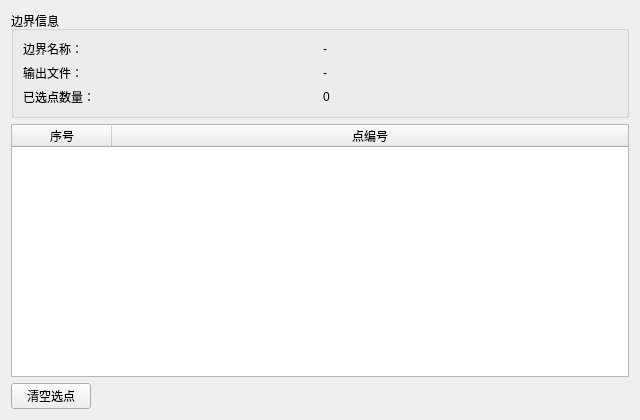
asd977/base_cae, file plugins/Base_Slover/SeepageBoundaryPage.ui: the form before one commit.
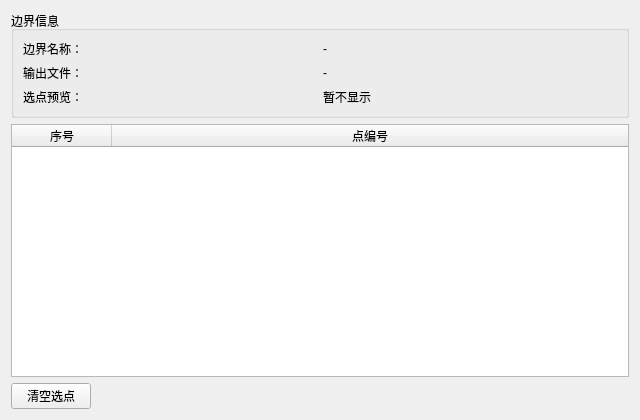
The form after the commit.

Commit message: 移除渗流边界页定时刷新并隐藏选点预览

The edit to the form file:
```diff
--- a/plugins/Base_Slover/SeepageBoundaryPage.ui
+++ b/plugins/Base_Slover/SeepageBoundaryPage.ui
@@ -42,12 +42,12 @@
       </item>
       <item row="2" column="0">
        <widget class="QLabel" name="label3">
-        <property name="text"><string>已选点数量：</string></property>
+        <property name="text"><string>选点预览：</string></property>
        </widget>
       </item>
       <item row="2" column="1">
        <widget class="QLabel" name="labelCountValue">
-        <property name="text"><string>0</string></property>
+        <property name="text"><string>暂不显示</string></property>
        </widget>
       </item>
      </layout>
```
The commit also changes 2 other files.
